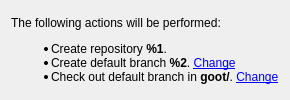
This is src/goot/Gui/InitWizard/Page4Summary.ui in DrFrankenstein/goot as Qt 5 draws it before an edit. The edited form follows.
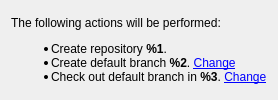
This is the edited form.

Commit message: InitWizard: populat the summary page

Diff of the .ui file:
```diff
--- a/src/goot/Gui/InitWizard/Page4Summary.ui
+++ b/src/goot/Gui/InitWizard/Page4Summary.ui
@@ -23,7 +23,7 @@
 &lt;ul&gt;
 &lt;li&gt;Create repository &lt;strong&gt;%1&lt;/strong&gt;.&lt;/li&gt;
 &lt;li&gt;Create default branch &lt;strong&gt;%2&lt;/strong&gt;. &lt;a href=&quot;branch&quot;&gt;Change&lt;/a&gt;&lt;/li&gt;
-&lt;li&gt;Check out default branch in &lt;strong&gt;goot/&lt;/strong&gt;. &lt;a href=&quot;checkout&quot;&gt;Change&lt;/a&gt;&lt;/li&gt;
+&lt;li&gt;Check out default branch in &lt;strong&gt;%3&lt;/strong&gt;. &lt;a href=&quot;checkout&quot;&gt;Change&lt;/a&gt;&lt;/li&gt;
 &lt;/ul&gt;
 &lt;/body&gt;&lt;/html&gt;</string>
      </property>
```
The commit also changes 2 other files.
